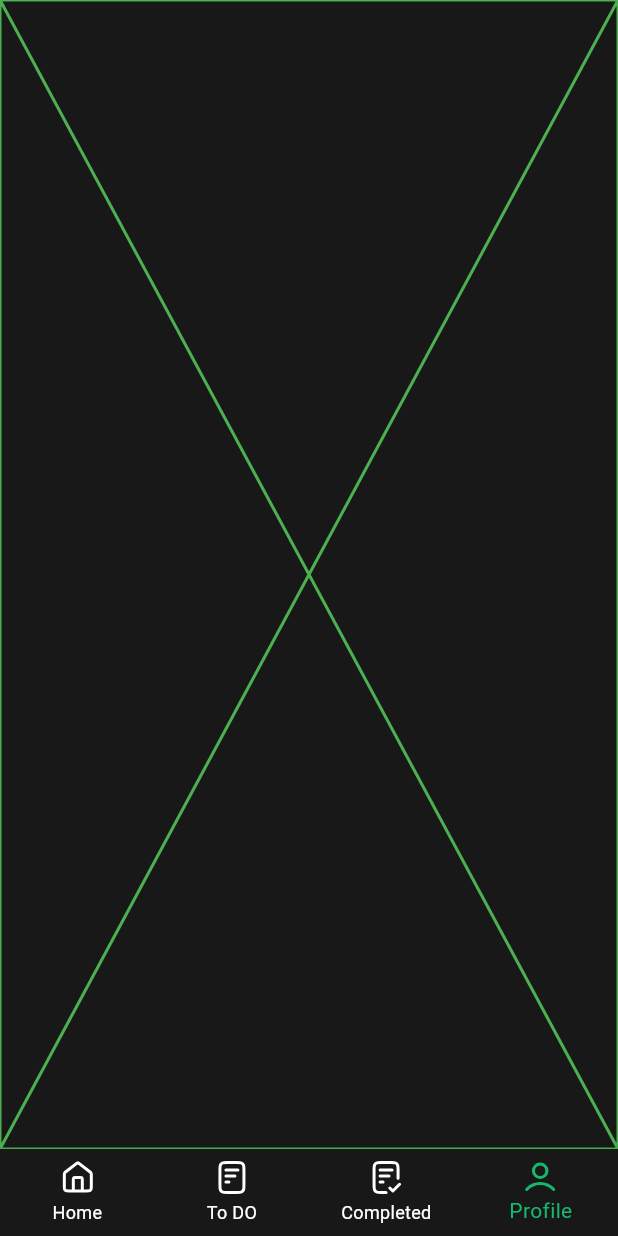
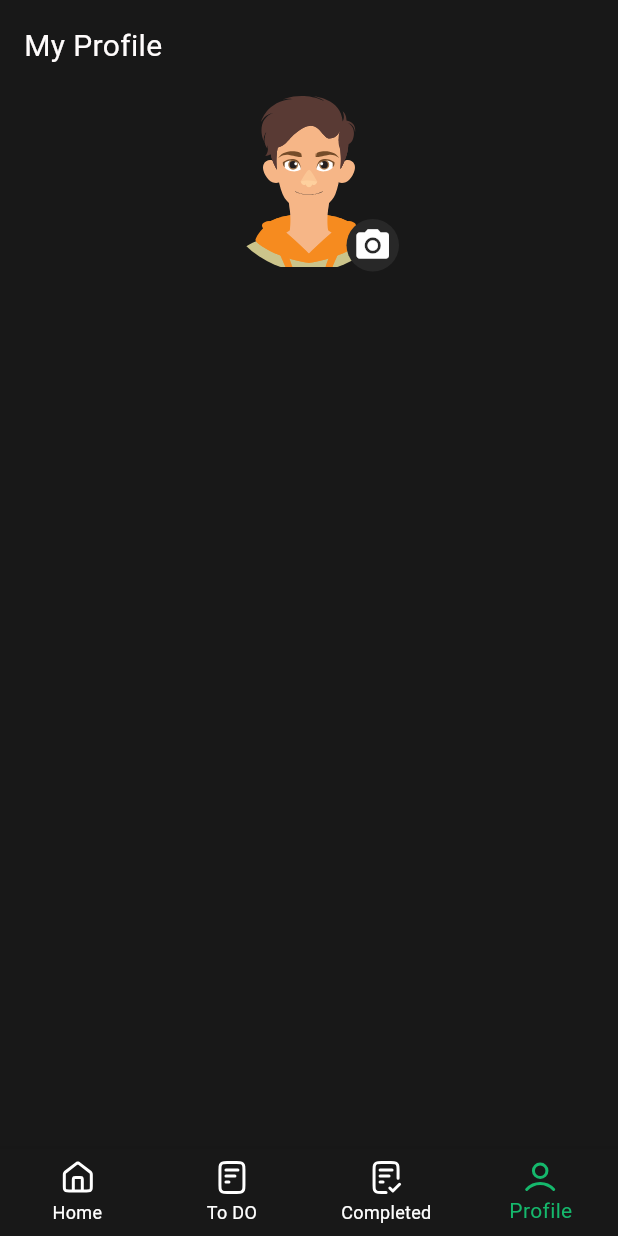
Before and after one commit to Marwan460/tasky, a Flutter app: the MainScreen screen opened directly, item 4 of the bottom bar chosen, on a phone screen of 412 x 824 dp. Run offline on Flutter 3.47's test engine with Material 3 defaults, Android fonts, the phone set to English and light mode, and no system bars; our stand-ins replace flutter_svg, shared_preferences; accounts and stored records are empty.

Commit message:
Add profile screen.

```diff
--- /dev/null
+++ b/lib/core/widgets/custom_avatar.dart
@@ -0,0 +1,46 @@
+import 'package:flutter/material.dart';
+import 'package:flutter_svg/svg.dart';
+
+import '../../res/assets_res.dart';
+import '../utils/app_colors.dart';
+
+class CustomAvatar extends StatelessWidget {
+  const CustomAvatar({
+    super.key,
+  });
+
+  @override
+  Widget build(BuildContext context) {
+    return Stack(
+      alignment: Alignment.bottomRight,
+      children: [
+        CircleAvatar(
+          radius: 60,
+          backgroundColor: Colors.transparent,
+          child: ClipOval(
+            child: SvgPicture.asset(
+              AssetsRes.AVATAR,
+            ),
+          ),
+        ),
+        GestureDetector(
+          onTap: () {},
+          child: Container(
+            width: 35,
+            height: 35,
+            alignment: Alignment.center,
+            decoration: BoxDecoration(
+              borderRadius: BorderRadius.circular(100),
+              color: const Color(0xff282828),
+            ),
+            child: const Icon(
+              Icons.camera_alt,
+              color: AppColors.white,
+              size: 26,
+            ),
+          ),
+        )
+      ],
+    );
+  }
+}
--- a/lib/screens/main_screen.dart
+++ b/lib/screens/main_screen.dart
@@ -75,7 +75,7 @@ class _MainScreenState extends State<MainScreen> {
               label: 'Profile'),
         ],
       ),
-      body: _screens[_currentIndex],
+      body: SafeArea(child: _screens[_currentIndex]),
     );
   }
 }
--- a/lib/screens/profile_screen.dart
+++ b/lib/screens/profile_screen.dart
@@ -1,10 +1,26 @@
 import 'package:flutter/material.dart';
+import 'package:tasky/core/utils/app_style.dart';
+import '../core/widgets/custom_avatar.dart';
 
 class ProfileScreen extends StatelessWidget {
   const ProfileScreen({super.key});
 
   @override
   Widget build(BuildContext context) {
-    return const Placeholder(color: Colors.green,);
+    return Column(
+      crossAxisAlignment: CrossAxisAlignment.start,
+      children: [
+        const Padding(
+          padding: EdgeInsets.all(16),
+          child: Text(
+            'My Profile',
+            style: AppStyle.regular20,
+          ),
+        ),
+        Center(
+          child: CustomAvatar(),
+        )
+      ],
+    );
   }
 }
```
